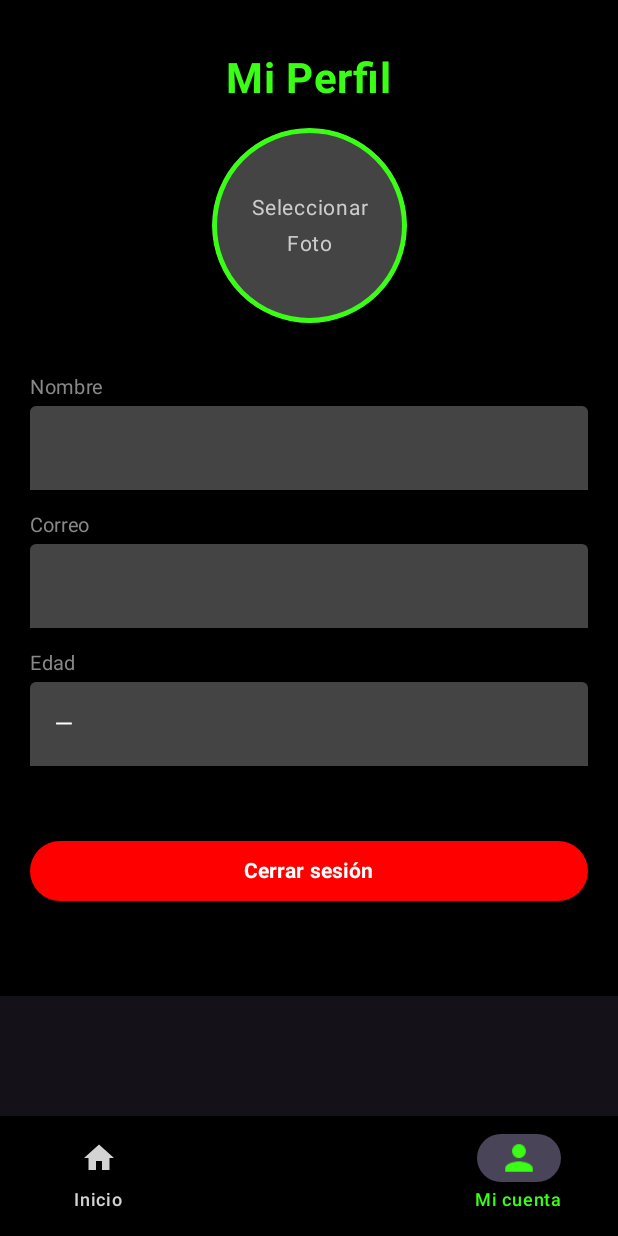
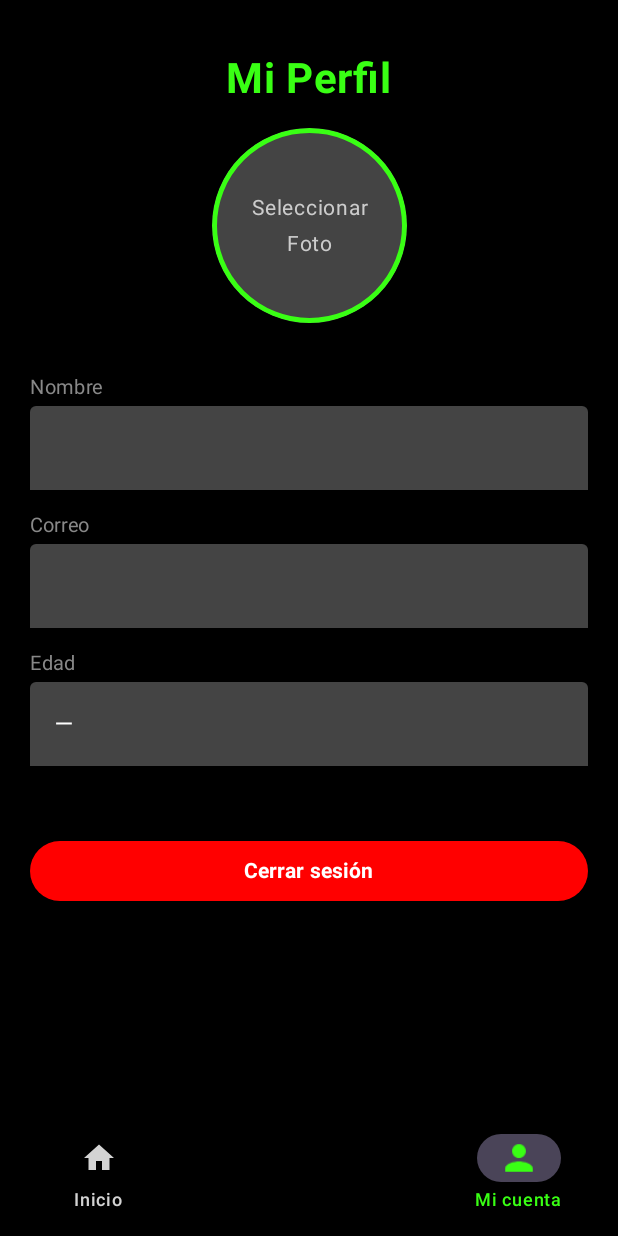
Before and after one commit to SebaOre/kotlin_app_levelup, an Android app built with Jetpack Compose: the PerfilScreen screen opened through its navigation route, on a phone screen of 412 x 824 dp. Run offline under Robolectric (Android 15) with nearby library versions, the phone set to English and light mode, and no system bars; our stand-ins replace Room's generated code; pictures from the network do not load.

Commit message:
update visual
se modifico el perfilScreen arreglando un bugs visual

```diff
--- a/app/src/main/java/com/example/kotlin_app_levelup/ui/screens/Perfil/PerfilScreen.kt
+++ b/app/src/main/java/com/example/kotlin_app_levelup/ui/screens/Perfil/PerfilScreen.kt
@@ -74,7 +74,7 @@ fun PerfilScreen(
 
     // === INTERFAZ ===
         Column(
-        modifier = modifier
+            modifier = Modifier
                 .fillMaxSize()
                 .background(Color.Black)
                 .padding(20.dp),
@@ -137,8 +137,12 @@ fun PerfilScreen(
                 modifier = Modifier.fillMaxWidth()
             ) {
                 Text("Cerrar sesión", color = Color.White, fontWeight = FontWeight.Bold)
+
             }
+
         }
+
+
 }
 
 @Composable
```
Lines whose indentation alone changed are shown as unchanged.
